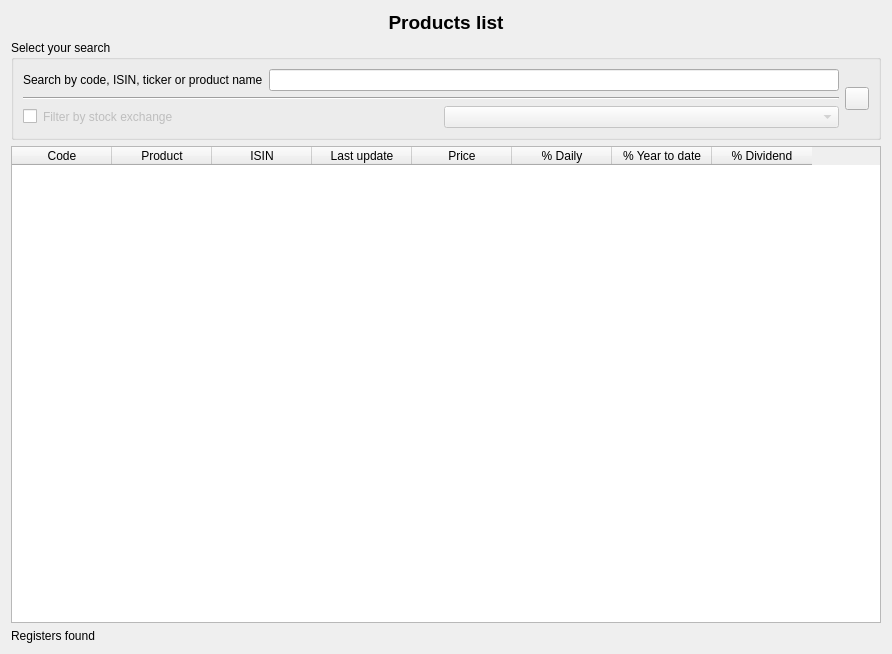
Above: ui/wdgProducts.ui from turulomio/xulpymoney before the change. Below: the same form after it.
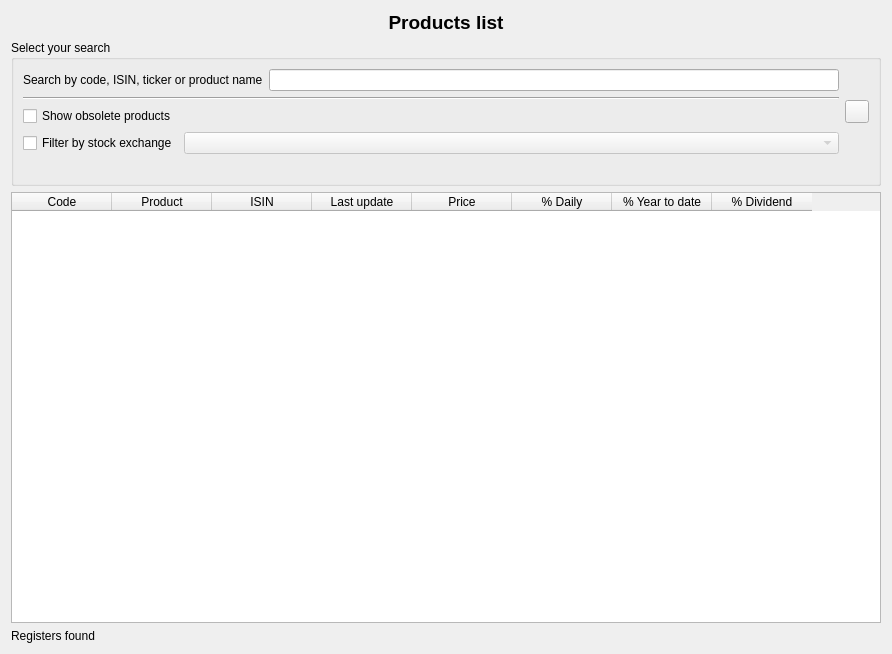
That is the form after the change. Icons and pictures are not drawn. Custom widgets are drawn as their Qt base class.

Commit message: Searching products can filter by obsolete products. Asked in ticket #224

```diff
--- a/ui/wdgProducts.ui
+++ b/ui/wdgProducts.ui
@@ -12,7 +12,7 @@
   </property>
   <layout class="QHBoxLayout" name="horizontalLayout_4">
    <item>
-    <layout class="QVBoxLayout" name="verticalLayout_2">
+    <layout class="QVBoxLayout" name="verticalLayout_3">
      <item>
       <widget class="QLabel" name="lbl">
        <property name="font">
@@ -41,7 +41,7 @@
        <property name="title">
         <string>Select your search</string>
        </property>
-       <layout class="QHBoxLayout" name="horizontalLayout_5">
+       <layout class="QVBoxLayout" name="verticalLayout_2">
         <item>
          <layout class="QHBoxLayout" name="horizontalLayout_3">
           <item>
@@ -67,6 +67,13 @@
               </property>
              </widget>
             </item>
+            <item>
+             <widget class="QCheckBox" name="chkObsolete">
+              <property name="text">
+               <string>Show obsolete products</string>
+              </property>
+             </widget>
+            </item>
             <item>
              <layout class="QHBoxLayout" name="horizontalLayout_2">
               <item>
@@ -78,16 +85,6 @@
                  </sizepolicy>
                 </property>
                 <property name="text">
-                 <string/>
-                </property>
-               </widget>
-              </item>
-              <item>
-               <widget class="QLabel" name="label_2">
-                <property name="enabled">
-                 <bool>false</bool>
-                </property>
-                <property name="text">
                  <string>Filter by stock exchange</string>
                 </property>
                </widget>
@@ -113,6 +110,16 @@
           </item>
          </layout>
         </item>
+        <item>
+         <widget class="QLabel" name="label_2">
+          <property name="enabled">
+           <bool>false</bool>
+          </property>
+          <property name="text">
+           <string/>
+          </property>
+         </widget>
+        </item>
        </layout>
       </widget>
      </item>
```
Left out of the diff: 16 changed lines with no effect on the pictures. The commit also changes 51 other files.
